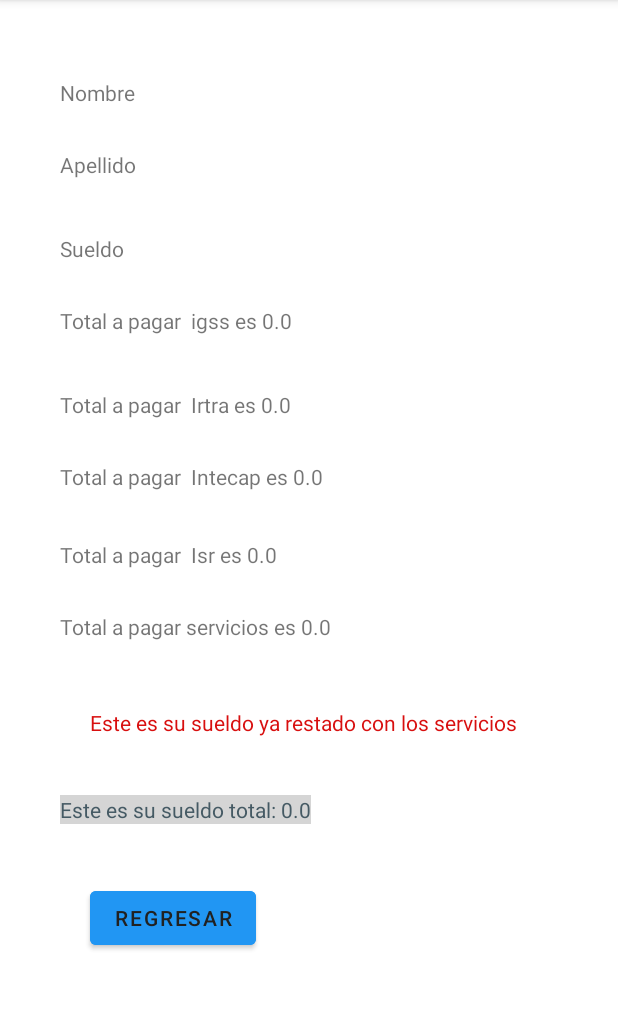
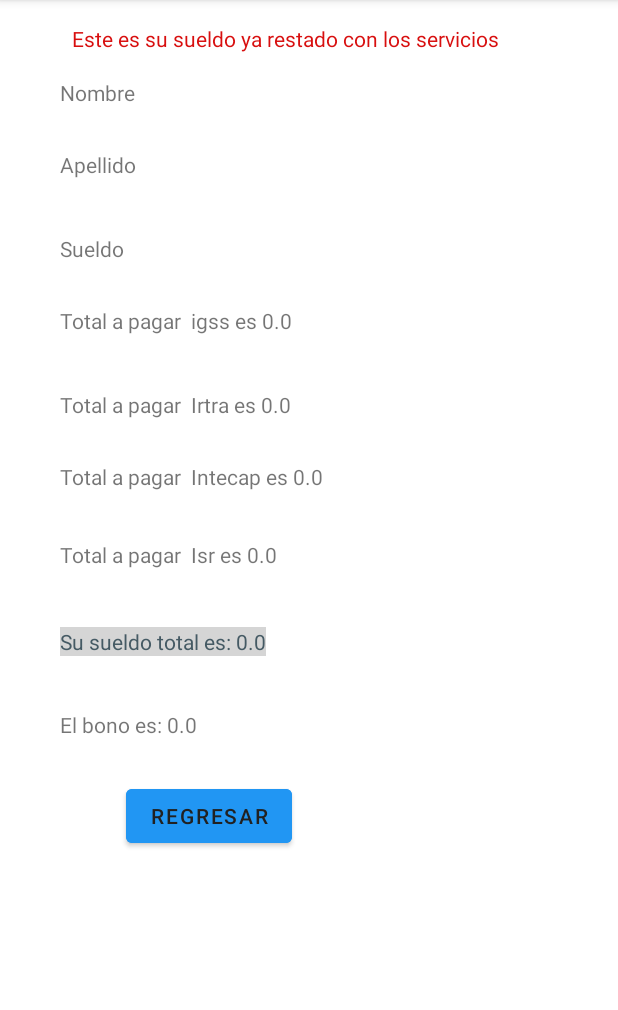
Before and after one commit to DALT-00/Calculacion, an Android app: the screen it shows after launch (MainActivity2), after a tap on "ENVIAR", on a phone screen of 412 x 824 dp, the part 84-1094 px from its top. Run offline under Robolectric (Android 15) with nearby library versions, the phone set to English and light mode, and no system bars; 1 statement that could not run was skipped.

Commit message:
todo esta actualizado

```diff
--- a/app/src/main/java/com/example/myapplication/MainActivity2.java
+++ b/app/src/main/java/com/example/myapplication/MainActivity2.java
@@ -16,8 +16,10 @@ public class MainActivity2 extends AppCompatActivity {
     private TextView tv5;
     private TextView tv6;
     private TextView tv7;
-    private TextView tv8;
+
     private TextView tv10;
+    private TextView tv11;
+
 
     @Override
     protected void onCreate(Bundle savedInstanceState) {
@@ -31,8 +33,9 @@ public class MainActivity2 extends AppCompatActivity {
         tv5 = (TextView)findViewById(R.id.tv5);
         tv6 = (TextView)findViewById(R.id.tv6);
         tv7 = (TextView)findViewById(R.id.tv7);
-        tv8 = (TextView)findViewById(R.id.tv8);
+
         tv10 = (TextView)findViewById(R.id.tv10);
+        tv11 = (TextView)findViewById(R.id.tv11);
 
         String dato = getIntent().getStringExtra("Nombre");
         tv1.setText("Nombre "+dato);
@@ -45,14 +48,30 @@ public class MainActivity2 extends AppCompatActivity {
         double igss = (liquido * 4.83)/100;
         double irtra = (liquido * 1)/100;
         double intecap = (liquido * 1)/100;
-        double total = (igss + irtra + intecap );
-        double r = (liquido - total );
         double isr;
+        double bono;
+        if (liquido <= 5000){
+            bono = (liquido*0.05);
+        }
+        else if ( liquido <= 10000){
+            bono = (liquido*0.07);
+        }
+        else if(liquido <= 25000){
+            bono=(liquido*0.12);
+        }
+        else{
+            bono = 0;
+        }
+
         if (liquido >4900){
             isr = ((liquido * 5)/100);
         }else {
             isr = 0;
         }
+
+
+        double st = liquido-(igss + irtra + intecap + isr);
+
 
         String Igss = String.valueOf(igss);
         tv4.setText("Total a pagar  igss es "+ Igss);
@@ -62,10 +81,10 @@ public class MainActivity2 extends AppCompatActivity {
         tv6.setText("Total a pagar  Intecap es "+Intecap);
         String Isr = String.valueOf(isr);
         tv7.setText("Total a pagar  Isr es "+Isr);
-        String Total = String.valueOf(total);
-        tv8.setText("Total a pagar servicios es "+Total);
-        String R = String.valueOf(r);
-        tv10.setText("Este es su sueldo total: "+R);
+        String R = String.valueOf(st);
+        tv10.setText("Su sueldo total es: "+R);
+        String BN = String.valueOf(bono);
+        tv11.setText("El bono es: "+BN);
 
     }
 
--- a/app/src/main/res/layout/activity_main2.xml
+++ b/app/src/main/res/layout/activity_main2.xml
@@ -20,8 +20,8 @@
         android:id="@+id/b"
         android:layout_width="wrap_content"
         android:layout_height="wrap_content"
-        android:layout_marginStart="60dp"
-        android:layout_marginTop="588dp"
+        android:layout_marginStart="84dp"
+        android:layout_marginTop="520dp"
         android:backgroundTint="#2196F3"
         android:onClick="Regresar"
         android:text="@string/regresar"
@@ -91,21 +91,11 @@
         app:layout_constraintTop_toTopOf="parent" />
 
     <TextView
-        android:id="@+id/tv8"
-        android:layout_width="294dp"
-        android:layout_height="38dp"
-        android:layout_marginStart="40dp"
-        android:layout_marginTop="408dp"
-        android:text="@string/total"
-        app:layout_constraintStart_toStartOf="parent"
-        app:layout_constraintTop_toTopOf="parent" />
-
-    <TextView
         android:id="@+id/textView5"
         android:layout_width="wrap_content"
         android:layout_height="wrap_content"
-        android:layout_marginStart="60dp"
-        android:layout_marginTop="472dp"
+        android:layout_marginStart="48dp"
+        android:layout_marginTop="16dp"
         android:text="@string/tv2"
         android:textColor="#D80F0F"
         app:layout_constraintStart_toStartOf="parent"
@@ -116,11 +106,21 @@
         android:layout_width="wrap_content"
         android:layout_height="wrap_content"
         android:layout_marginStart="40dp"
-        android:layout_marginTop="84dp"
+        android:layout_marginTop="20dp"
         android:background="#D5D5D5"
         android:text="@string/sub"
         android:textColor="#455A64"
         app:layout_constraintStart_toStartOf="parent"
-        app:layout_constraintTop_toBottomOf="@+id/tv8" />
+        app:layout_constraintTop_toBottomOf="@+id/tv7" />
+
+    <TextView
+        android:id="@+id/tv11"
+        android:layout_width="wrap_content"
+        android:layout_height="wrap_content"
+        android:layout_marginStart="40dp"
+        android:layout_marginTop="36dp"
+        android:text="@string/bono"
+        app:layout_constraintStart_toStartOf="parent"
+        app:layout_constraintTop_toBottomOf="@+id/tv10" />
 
 </androidx.constraintlayout.widget.ConstraintLayout>
--- a/app/src/main/res/values/strings.xml
+++ b/app/src/main/res/values/strings.xml
@@ -15,6 +15,7 @@
     <string name="intecap">Intecap</string>
     <string name="isr">Isr</string>
     <string name="total">Total a pagar inpuestos</string>
+    <string name="bono">Bonificacion</string>
 
     //esto nada que ver con las funciones principales
     <string name="tv">Ingrese su datos aquí a bajo </string>
```
